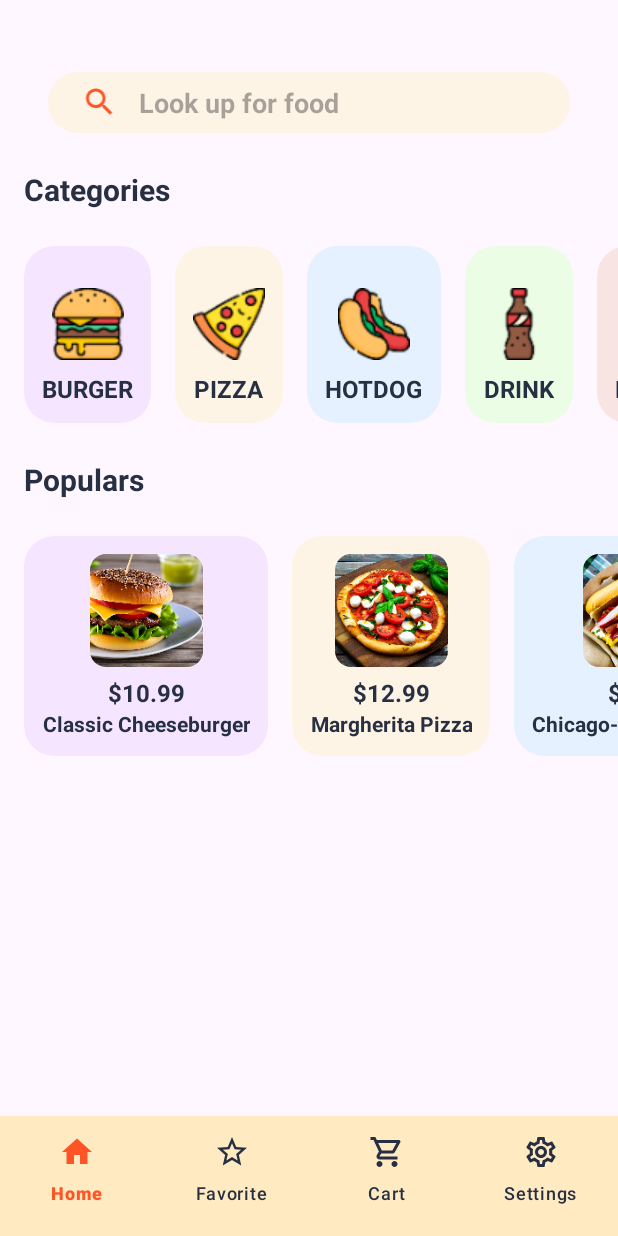
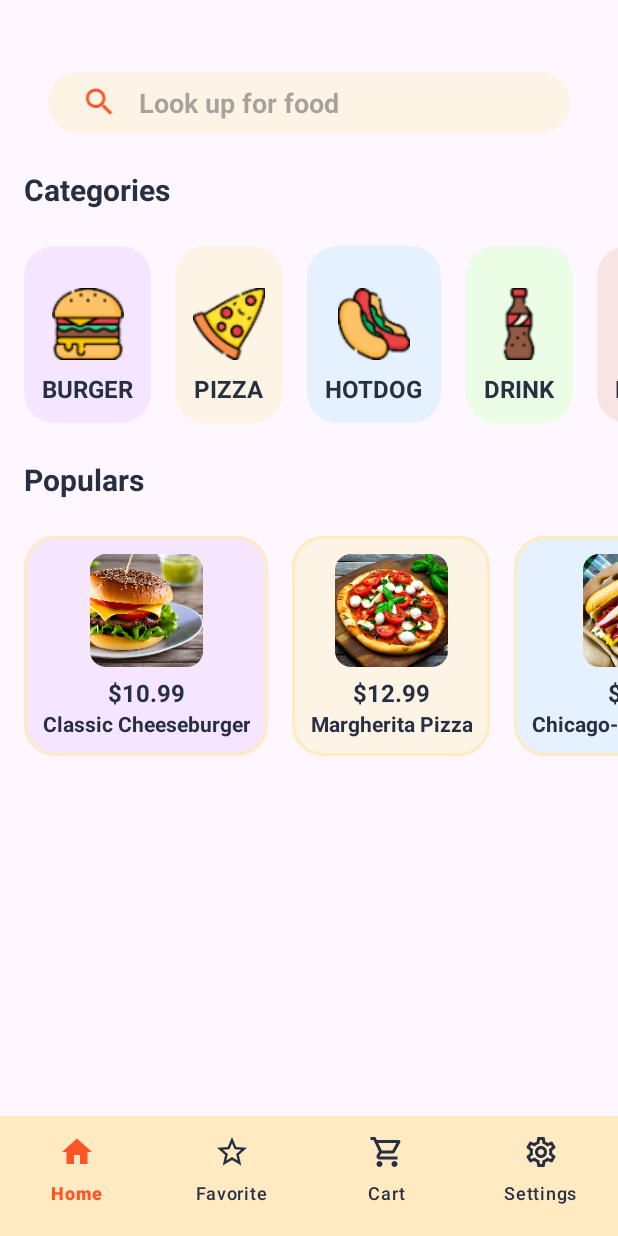
Before and after one commit to ThomasHerondale/FoodAce, an Android app: the HomeFragment screen opened directly, with no data from a screen before it, on a phone screen of 412 x 824 dp. Run offline under Robolectric (Android 15) with nearby library versions, the phone set to English and light mode, and no system bars; our stand-ins replace Dagger/Hilt's generated code, Room's generated code, navigation-ui; 2 statements that could not run were skipped.

Commit message:
bordo ai preferiti

```diff
--- a/app/src/main/java/com/projects/foodace/recyclers/PopularFoodsAdapter.kt
+++ b/app/src/main/java/com/projects/foodace/recyclers/PopularFoodsAdapter.kt
@@ -1,8 +1,10 @@
 package com.projects.foodace.recyclers
 
+import android.graphics.Outline
 import android.view.LayoutInflater
 import android.view.View
 import android.view.ViewGroup
+import android.view.ViewOutlineProvider
 import androidx.activity.result.ActivityResultLauncher
 import androidx.core.content.ContextCompat
 import androidx.recyclerview.widget.DiffUtil
@@ -37,6 +39,9 @@ class PopularFoodsAdapter(private val detailsActivityLauncher: ActivityResultLau
             .transform(RoundedCorners(16))
             .into(holder.binding.foodImg)
 
+        // Workaround per avere il bordo solo se il cibo è nei preferiti
+        holder.binding.foodCard.isSelected = food.isFavorite
+
         holder.itemView.setOnClickListener {
             detailsActivityLauncher.launch(getItem(position))
         }
--- /dev/null
+++ b/app/src/main/res/drawable/popular_food_card_border.xml
@@ -0,0 +1,9 @@
+<?xml version="1.0" encoding="utf-8"?>
+<selector xmlns:android="http://schemas.android.com/apk/res/android">
+    <item android:state_selected="true">
+        <shape android:shape="rectangle">
+            <corners android:radius="20dp"/>
+            <stroke android:width="2dp" android:color="@color/cream"/>
+        </shape>
+    </item>
+</selector>
--- a/app/src/main/res/layout/popular_food_view_holder.xml
+++ b/app/src/main/res/layout/popular_food_view_holder.xml
@@ -10,6 +10,7 @@
         android:id="@+id/foodCard"
         android:layout_width="wrap_content"
         android:layout_height="wrap_content"
+        android:foreground="@drawable/popular_food_card_border"
         app:cardBackgroundColor="@color/light_cream"
         app:cardCornerRadius="20dp"
         app:cardElevation="0dp"
```
